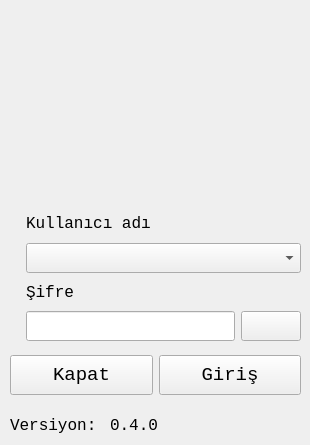
The window that loginform.ui (mamoo81/bhss) describes before a commit, drawn with Qt 5.
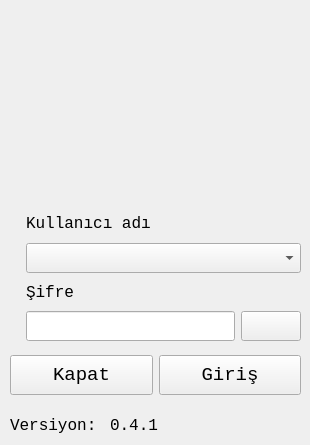
The same window after the commit. Icons and pictures are not drawn.

```diff
--- a/loginform.ui
+++ b/loginform.ui
@@ -141,7 +141,7 @@
      </rect>
     </property>
     <property name="text">
-     <string>0.4.0</string>
+     <string>0.4.1</string>
     </property>
    </widget>
    <widget class="QLabel" name="label_4">
```
